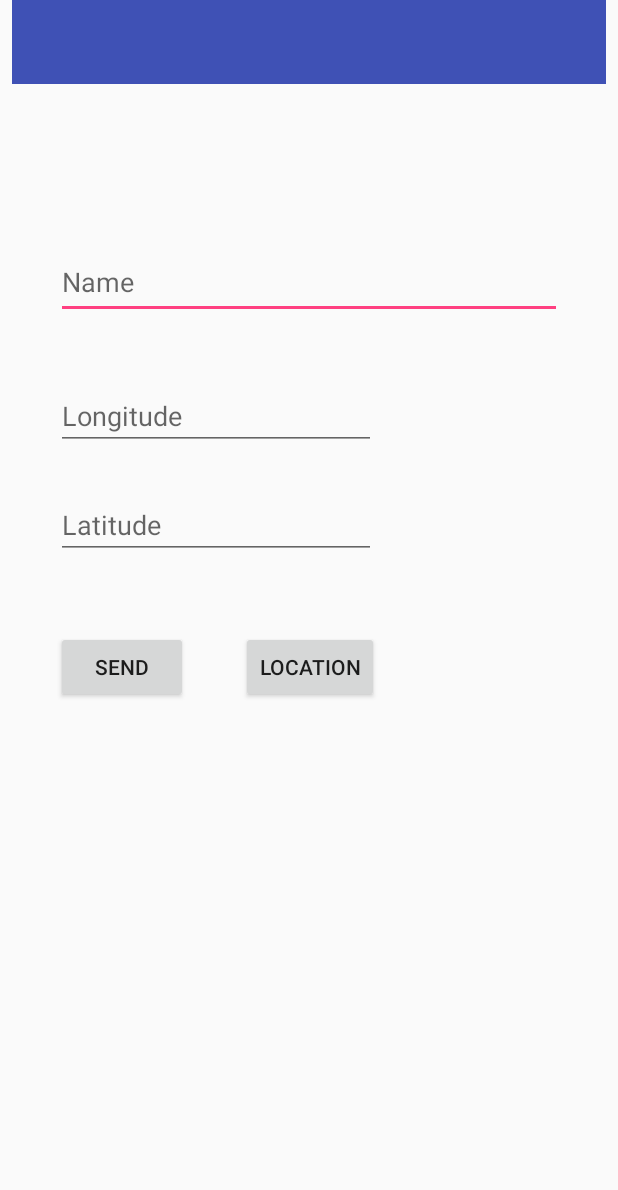
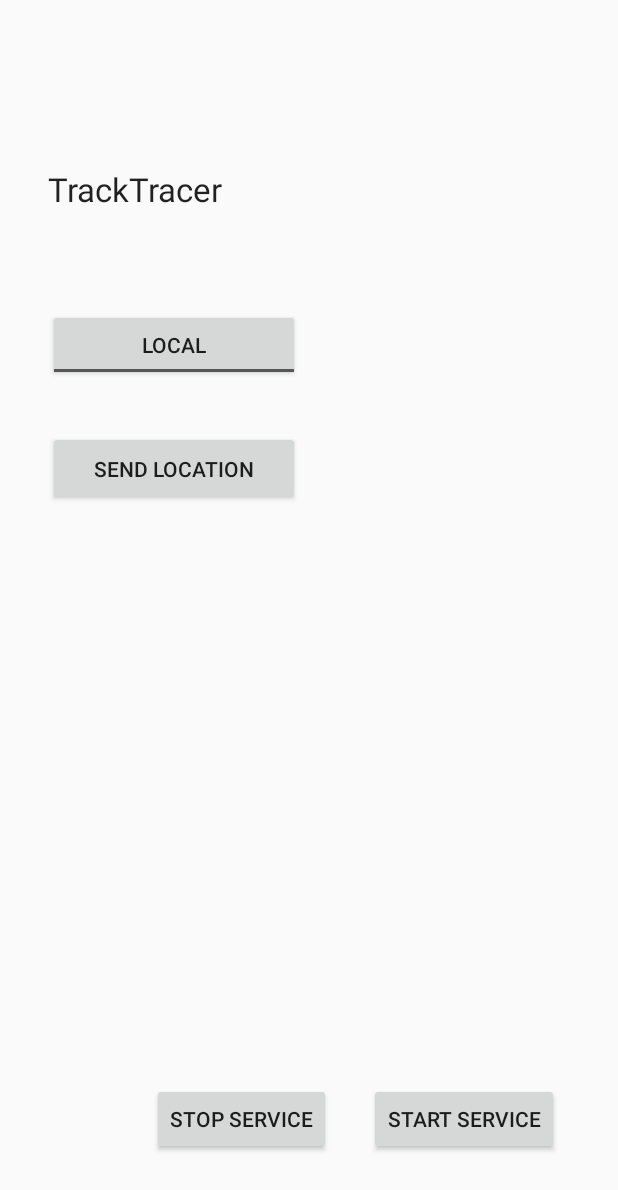
Before and after one commit to Civilis317/android-app, an Android app: the screen it shows after launch (MainActivity), on a phone screen of 412 x 824 dp. Shown: the top 1190 px of the screen. Run offline under Robolectric (Android 15) with nearby library versions, the phone set to English and light mode, and no system bars; pictures from the network do not load.

```diff
--- a/app/src/main/java/com/example/civilis/myapplication/Util/Config.java
+++ b/app/src/main/java/com/example/civilis/myapplication/Util/Config.java
@@ -4,23 +4,48 @@ import android.app.Application;
 import android.content.Context;
 import android.content.res.AssetManager;
 
+import com.example.civilis.myapplication.R;
+
 import org.json.JSONException;
 import org.json.JSONObject;
 
 import java.io.IOException;
 import java.io.InputStream;
+import java.util.HashMap;
+import java.util.Map;
 import java.util.Properties;
 
 public class Config extends Application {
+    private static final String INTERVAL = "interval";
+    private static final String TARGET = "target";
+    private static String HEROKU_URL;
+    private static String LOCAL_URL;
+
+    public static Map<String, Object> settingsMap = new HashMap<>(1024);
+
+    public static void setInterval(Integer interval) {
+        settingsMap.put(INTERVAL, interval);
+    }
+
+    public static Integer getInterval() {
+        Integer result = (Integer) settingsMap.get(INTERVAL);
+        if (result == null) {
+            result = 0;
+        }
+        return result;
+    }
+
+    public static void setTarget(String target) {
+        settingsMap.put(TARGET, target);
+    }
+
     public enum PropertyKey {
         USERNAME("USERNAME"),
         PASSWORD("PASSWORD"),
         BASE_URL_HEROKU("BASE_URL_HEROKU"),
         BASE_URL_LOCAL("BASE_URL_LOCAL"),
         LOGIN_PATH("LOGIN_PATH"),
-        SEND_LOCATION_PATH("SEND_LOCATION_PATH"),
-        GET_LOCATION_LIST_PATH("GET_LOCATION_LIST_PATH"),
-        LOCAL("LOCAL");
+        SEND_LOCATION_PATH("SEND_LOCATION_PATH");
 
         private final String name;
 
@@ -50,6 +75,8 @@ public class Config extends Application {
     @Override
     public void onCreate() {
         instance = this;
+        LOCAL_URL = getString(R.string.local_url_text);
+        HEROKU_URL = getString(R.string.heroku_url_text);
         super.onCreate();
     }
 
@@ -62,8 +89,12 @@ public class Config extends Application {
     }
 
     private static boolean IS_LOCAL() throws IOException {
-        String local = getProperty(PropertyKey.LOCAL);
-        return Boolean.parseBoolean(local);
+        String test = (String) settingsMap.get(TARGET);
+        if (test != null && test.equals(HEROKU_URL)) {
+            return false;
+        }
+        setTarget(LOCAL_URL);
+        return true;
     }
 
     public static String getLoginUrl() throws IOException {
--- a/app/src/main/java/com/example/civilis/myapplication/http/Connection.java
+++ b/app/src/main/java/com/example/civilis/myapplication/http/Connection.java
@@ -40,7 +40,7 @@ public class Connection {
             httpConnection.connect();
             this.httpStatusCode = httpConnection.getResponseCode();
             this.httpResponseMessage = httpConnection.getResponseMessage();
-            if (this.httpStatusCode == 200) {
+            if (this.httpStatusCode == HttpURLConnection.HTTP_OK) {
                 jsonResponse = getJSONResult(urlConnection.getInputStream());
             } else {
                 jsonResponse = new JSONObject();
@@ -74,7 +74,7 @@ public class Connection {
             }
             this.httpStatusCode = httpConnection.getResponseCode();
             this.httpResponseMessage = httpConnection.getResponseMessage();
-            if (this.httpStatusCode == 200) {
+            if (this.httpStatusCode == HttpURLConnection.HTTP_OK) {
                 jsonResponse = getJSONResult(urlConnection.getInputStream());
             } else {
                 jsonResponse = new JSONObject();
@@ -82,6 +82,7 @@ public class Connection {
                 jsonResponse.put("message", this.httpResponseMessage);
             }
             httpConnection.disconnect();
+            ((HttpURLConnection) urlConnection).disconnect();
             return jsonResponse;
         }
         throw new MalformedURLException("only http and https protocols are supported");
@@ -95,6 +96,7 @@ public class Connection {
         while ((line = reader.readLine()) != null) {
             result.append(line);
         }
+        inputStream.close();
         String data = result.toString();
 
         // if array => take 1st element
--- a/app/src/main/java/com/example/civilis/myapplication/tasks/SendLocationTask.java
+++ b/app/src/main/java/com/example/civilis/myapplication/tasks/SendLocationTask.java
@@ -40,7 +40,12 @@ public class SendLocationTask extends AsyncTask<JSONObject, Void, String> {
             // login and try again
             if (login()) {
                 jsonResponse= connection.post(url, location);
+
             }
+        }
+
+        if (jsonResponse.getBoolean("posted")) {
+            Config.setInterval(jsonResponse.getInt("interval"));
         }
         return jsonResponse;
     }
--- a/app/src/main/res/layout/activity_main.xml
+++ b/app/src/main/res/layout/activity_main.xml
@@ -4,7 +4,8 @@
     xmlns:tools="http://schemas.android.com/tools"
     android:layout_width="match_parent"
     android:layout_height="match_parent"
-    tools:context="com.example.civilis.myapplication.MainActivity">
+    tools:context="com.example.civilis.myapplication.MainActivity"
+    tools:layout_editor_absoluteY="25dp">
 
 
     <android.support.v7.widget.Toolbar
@@ -12,88 +13,90 @@
         android:layout_width="0dp"
         android:layout_height="56dp"
         android:background="?attr/colorPrimary"
+        app:layout_constraintStart_toEndOf="parent"
+        app:layout_constraintTop_toTopOf="parent"
         app:popupTheme="@style/AppTheme.PopupOverlay"
-        tools:layout_constraintTop_creator="1"
-        tools:layout_constraintRight_creator="1"
-        android:layout_marginStart="8dp"
-        android:layout_marginEnd="8dp"
-        app:layout_constraintRight_toRightOf="parent"
-        tools:layout_constraintLeft_creator="1"
-        app:layout_constraintLeft_toLeftOf="parent"
-        app:layout_constraintTop_toTopOf="parent" />
-
-    <EditText
-        android:id="@+id/txtName"
-        android:layout_width="0dp"
-        android:layout_height="49dp"
-        android:layout_marginEnd="37dp"
-        android:layout_marginStart="37dp"
-        android:layout_marginTop="163dp"
-        android:ems="10"
-        android:hint="@string/name_hint"
-        android:inputType="textPersonName"
-        app:layout_constraintLeft_toLeftOf="parent"
-        app:layout_constraintRight_toRightOf="parent"
-        app:layout_constraintTop_toTopOf="parent"
-        tools:layout_constraintLeft_creator="1"
-        tools:layout_constraintRight_creator="1"
-        tools:layout_constraintTop_creator="1" />
-
-    <Button
-        android:id="@+id/button2"
-        android:layout_width="88dp"
-        android:layout_height="wrap_content"
-        android:onClick="sendMessage"
-        android:text="@string/button_send"
-        tools:layout_constraintTop_creator="1"
-        android:layout_marginStart="37dp"
-        android:layout_marginTop="48dp"
-        app:layout_constraintTop_toBottomOf="@+id/txtLat"
-        tools:layout_constraintLeft_creator="1"
-        app:layout_constraintLeft_toLeftOf="parent" />
-
-    <EditText
-        android:id="@+id/txtLong"
-        android:layout_width="wrap_content"
-        android:layout_height="wrap_content"
-        android:layout_marginStart="37dp"
-        android:layout_marginTop="42dp"
-        android:ems="10"
-        android:hint="@string/long_hint"
-        android:inputType="numberDecimal"
-        app:layout_constraintLeft_toLeftOf="parent"
-        app:layout_constraintTop_toBottomOf="@+id/txtName"
-        tools:layout_constraintLeft_creator="1"
-        tools:layout_constraintTop_creator="1" />
-
-    <EditText
-        android:id="@+id/txtLat"
-        android:layout_width="wrap_content"
-        android:layout_height="wrap_content"
-        android:layout_marginTop="27dp"
-        android:ems="10"
-        android:hint="@string/lat_hint"
-        android:inputType="number|numberSigned|numberDecimal"
-        app:layout_constraintLeft_toLeftOf="@+id/txtLong"
-        app:layout_constraintRight_toRightOf="@+id/txtLong"
-        app:layout_constraintTop_toBottomOf="@+id/txtLong"
         tools:layout_constraintLeft_creator="1"
         tools:layout_constraintRight_creator="1"
         tools:layout_constraintTop_creator="1" />
 
     <Button
         android:id="@+id/btnLocation"
+        android:layout_width="168dp"
+        android:layout_height="50dp"
+        android:layout_marginStart="32dp"
+        android:layout_marginTop="33dp"
+        android:onClick="sendLocation"
+        android:text="@string/button_location"
+        app:layout_constraintStart_toStartOf="parent"
+        app:layout_constraintTop_toBottomOf="@+id/toggleButton"
+        tools:layout_constraintBaseline_creator="1"
+        tools:layout_constraintLeft_creator="1"
+        tools:layout_constraintRight_creator="1" />
+
+    <ToggleButton
+        android:id="@+id/toggleButton"
+        android:layout_width="0dp"
+        android:layout_height="wrap_content"
+        android:layout_marginTop="206dp"
+        android:checked="false"
+        android:textOff="@string/local_url_text"
+        android:textOn="@string/heroku_url_text"
+        app:layout_constraintEnd_toEndOf="@+id/btnLocation"
+        app:layout_constraintStart_toStartOf="@+id/btnLocation"
+        app:layout_constraintTop_toTopOf="parent" />
+
+    <android.support.constraint.Guideline
+        android:id="@+id/guideline"
         android:layout_width="wrap_content"
         android:layout_height="wrap_content"
-        android:onClick="sendLocation"
-        android:text="@string/button_location"
-        app:layout_constraintHorizontal_bias="0.503"
-        app:layout_constraintLeft_toLeftOf="parent"
-        app:layout_constraintRight_toRightOf="parent"
-        tools:layout_constraintBaseline_creator="1"
-        tools:layout_constraintLeft_creator="1"
-        tools:layout_constraintRight_creator="1"
-        app:layout_constraintBaseline_toBaselineOf="@+id/button2" />
+        android:orientation="horizontal"
+        app:layout_constraintGuide_begin="76dp" />
+
+    <TextView
+        android:id="@+id/txtInterval"
+        android:layout_width="0dp"
+        android:layout_height="42dp"
+        android:layout_marginBottom="211dp"
+        android:layout_marginEnd="32dp"
+        android:layout_marginStart="32dp"
+        app:layout_constraintBottom_toBottomOf="parent"
+        app:layout_constraintEnd_toEndOf="parent"
+        app:layout_constraintStart_toStartOf="parent" />
+
+    <TextView
+        android:id="@+id/txtTitle"
+        android:layout_width="327dp"
+        android:layout_height="59dp"
+        android:layout_marginBottom="36dp"
+        android:layout_marginStart="32dp"
+        android:layout_marginTop="35dp"
+        android:text="TrackTracer"
+        android:textAppearance="@style/TextAppearance.AppCompat.Large"
+        app:layout_constraintBottom_toTopOf="@+id/toggleButton"
+        app:layout_constraintStart_toStartOf="parent"
+        app:layout_constraintTop_toTopOf="@+id/guideline" />
+
+    <Button
+        android:id="@+id/btnStartService"
+        android:layout_width="wrap_content"
+        android:layout_height="wrap_content"
+        android:layout_marginEnd="39dp"
+        android:onClick="startIntentService"
+        android:text="@string/start_service"
+        app:layout_constraintBaseline_toBaselineOf="@+id/btnStopService"
+        app:layout_constraintEnd_toEndOf="parent" />
+
+    <Button
+        android:id="@+id/btnStopService"
+        android:layout_width="wrap_content"
+        android:layout_height="wrap_content"
+        android:layout_marginBottom="54dp"
+        android:layout_marginEnd="25dp"
+        android:onClick="stopIntentService"
+        android:text="@string/stop_service"
+        app:layout_constraintBottom_toBottomOf="parent"
+        app:layout_constraintEnd_toStartOf="@+id/btnStartService" />
 
 
 </android.support.constraint.ConstraintLayout>
--- a/app/src/main/res/values/strings.xml
+++ b/app/src/main/res/values/strings.xml
@@ -9,7 +9,11 @@
     <string name="long_hint">Longitude</string>
     <string name="lat_hint">Latitude</string>
     <string name="button_send">Send</string>
-    <string name="button_location">Location</string>
+    <string name="button_location">Send location</string>
+    <string name="heroku_url_text">Heroku</string>
+    <string name="local_url_text">Local</string>
+    <string name="start_service">Start Service</string>
+    <string name="stop_service">Stop Service</string>
 
     <!-- TODO: Remove or change this placeholder text -->
     <string name="hello_blank_fragment">Hello blank fragment</string>
--- a/build.gradle
+++ b/build.gradle
@@ -5,7 +5,7 @@ buildscript {
         jcenter()
     }
     dependencies {
-        classpath 'com.android.tools.build:gradle:3.0.0'
+        classpath 'com.android.tools.build:gradle:3.0.1'
 
         // NOTE: Do not place your application dependencies here; they belong
         // in the individual module build.gradle files
```
Also changed, not shown: app/src/main/AndroidManifest.xml (+10 -4 lines), app/src/main/java/com/example/civilis/myapplication/MainActivity.java (+45 -7 lines), app/src/main/java/com/example/civilis/myapplication/SendLocationService.java (added, +119 -0 lines).
